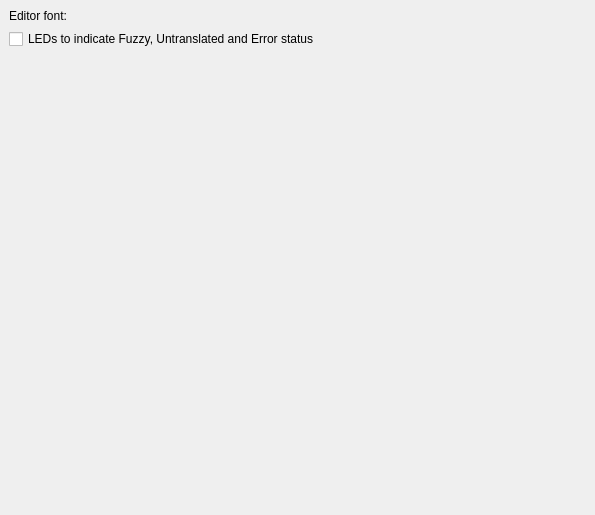
The window that src/prefs/prefs_font.ui (KDE/lokalize) describes before a commit, drawn with Qt 5.
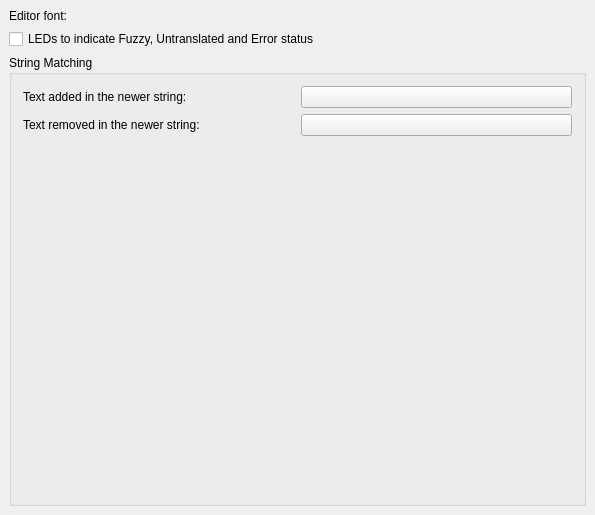
The same window after the commit. Custom widgets are drawn as their Qt base class.

Commit message: Translation memory. (todo for tomorrow: add shortcuts for suggestions, move suggestions visual diff generation to thread, use projectid for db name, store db somewhere in $HOME/.kde.) Greatly improved wordDiff algorithm along the way. Added some config options (few regexps and colors) Also, moved mergemode code from KAider to MergeView

Patch:
```diff
--- a/src/prefs/prefs_font.ui
+++ b/src/prefs/prefs_font.ui
@@ -30,19 +30,6 @@
    </property>
    <item row="0" column="0" >
     <layout class="QGridLayout" >
-     <item row="2" column="1" >
-      <spacer>
-       <property name="orientation" >
-        <enum>Qt::Vertical</enum>
-       </property>
-       <property name="sizeHint" >
-        <size>
-         <width>20</width>
-         <height>40</height>
-        </size>
-       </property>
-      </spacer>
-     </item>
      <item row="0" column="0" >
       <widget class="QLabel" name="label" >
        <property name="text" >
@@ -62,6 +49,56 @@
      </item>
     </layout>
    </item>
+   <item row="1" column="0" >
+    <widget class="QGroupBox" name="groupBox" >
+     <property name="title" >
+      <string>String Matching</string>
+     </property>
+     <layout class="QGridLayout" >
+      <item row="0" column="0" >
+       <widget class="QLabel" name="label_2" >
+        <property name="text" >
+         <string>Text added in the newer string:</string>
+        </property>
+       </widget>
+      </item>
+      <item row="0" column="1" >
+       <widget class="KColorButton" name="kcfg_AddColor" >
+        <property name="text" >
+         <string/>
+        </property>
+       </widget>
+      </item>
+      <item row="1" column="0" >
+       <widget class="QLabel" name="label_3" >
+        <property name="text" >
+         <string>Text removed in the newer string:</string>
+        </property>
+       </widget>
+      </item>
+      <item row="1" column="1" >
+       <widget class="KColorButton" name="kcfg_DelColor" >
+        <property name="text" >
+         <string/>
+        </property>
+       </widget>
+      </item>
+      <item row="2" column="0" colspan="2" >
+       <spacer>
+        <property name="orientation" >
+         <enum>Qt::Vertical</enum>
+        </property>
+        <property name="sizeHint" >
+         <size>
+          <width>20</width>
+          <height>40</height>
+         </size>
+        </property>
+       </spacer>
+      </item>
+     </layout>
+    </widget>
+   </item>
   </layout>
  </widget>
  <layoutdefault spacing="6" margin="11" />
@@ -73,6 +110,11 @@
    <header location="global" >kfontrequester.h</header>
    <container>1</container>
   </customwidget>
+  <customwidget>
+   <class>KColorButton</class>
+   <extends>QPushButton</extends>
+   <header location="global" >kcolorbutton.h</header>
+  </customwidget>
  </customwidgets>
  <resources/>
  <connections/>
```
The commit also changes 39 other files.
